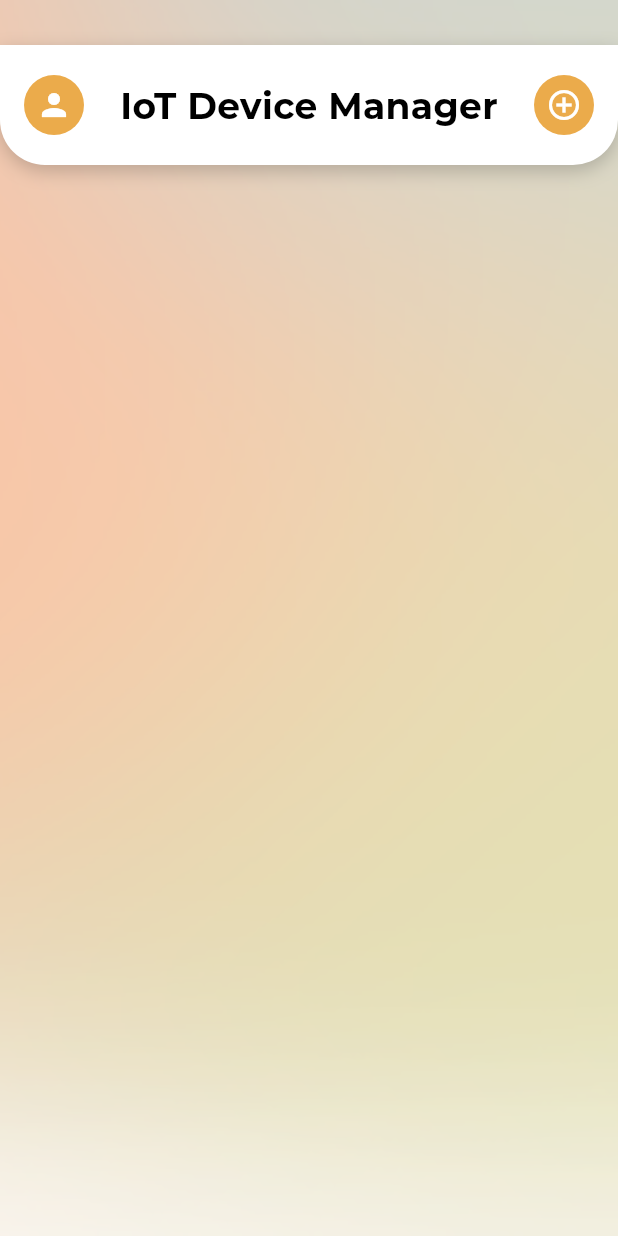
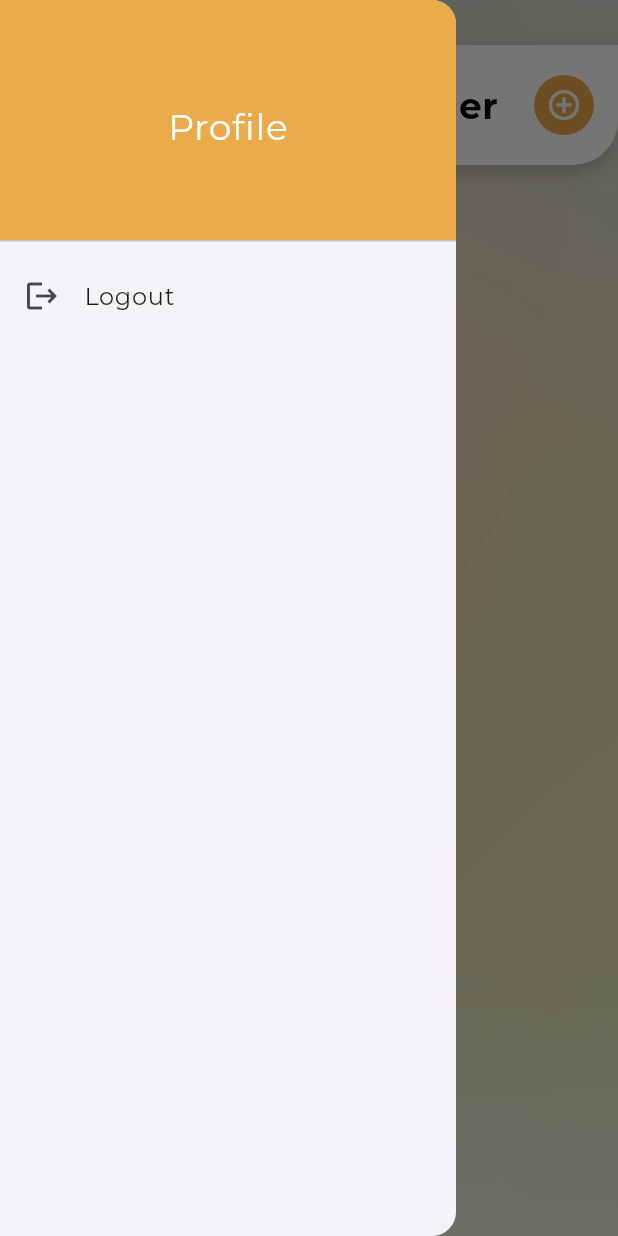
Before and after one commit to Ashriya26/Internship_Device_Control_App, a Flutter app: the HomePage screen opened directly, after a tap on the "person" icon, on a phone screen of 412 x 824 dp. Run offline on Flutter 3.47's test engine with Material 3 defaults, Android fonts, the phone set to English and light mode, and no system bars; our stand-ins replace shared_preferences, sqflite; missing offline and left inert: wifi_iot; accounts and stored records are empty; project files that could hold a hidden picture were left out.

Commit message:
Logout option integration

```diff
--- a/lib/pages/home_page.dart
+++ b/lib/pages/home_page.dart
@@ -6,6 +6,7 @@ import '../services/udp_service.dart';  // ✅ Import UDP Service
 import '../services/websocket_service.dart';
 import 'package:provider/provider.dart';
 import '../providers/network_provider.dart';
+import 'package:shared_preferences/shared_preferences.dart';
 
 
 Future<void> getWiFiDetails(BuildContext context, WebSocketService ws, String ip) async {
@@ -18,6 +19,8 @@ Future<void> getWiFiDetails(BuildContext context, WebSocketService ws, String ip
       return AlertDialog(
         title: const Text("Enter Home WiFi Details"),
         content: Column(
+          mainAxisSize: MainAxisSize.min,
+
           children: [
             TextField(
               onChanged: (val) => ssid = val,
@@ -54,6 +57,8 @@ Future<void> getWiFiDetails(BuildContext context, WebSocketService ws, String ip
   );
 }
 
+
+
 class HomePage extends StatefulWidget {
   const HomePage({super.key});
 
@@ -66,6 +71,7 @@ class _HomePageState extends State<HomePage> {
     late UDPService _udpService; // ✅ Declare it here
 
 
+
 @override
   void initState() {
     super.initState();
@@ -75,7 +81,13 @@ class _HomePageState extends State<HomePage> {
 
   }
 
+  Future<void> _logout() async {
+  SharedPreferences prefs = await SharedPreferences.getInstance();
+  await prefs.clear(); // Clears login session
 
+  // Navigate to login screen using named route
+  Navigator.pushReplacementNamed(context, '/login');
+}
 
   /// ✅ **Discover devices via UDP**
   void discoverDevices() {
@@ -145,6 +157,35 @@ void updateDeviceStatus(String name, bool status) {
     },
 
     child: Scaffold(
+      drawer: Drawer(
+          child: Column(
+            crossAxisAlignment: CrossAxisAlignment.start,
+            children: [
+              DrawerHeader(
+                decoration: const BoxDecoration(
+                  color: Color.fromARGB(255, 235, 171, 75),
+                ),
+                child: const Center(
+                  child: Text(
+                    'Profile',
+                    style: TextStyle(
+                      color: Colors.white,
+                      fontSize: 24,
+                    ),
+                  ),
+                ),
+              ),
+              ListTile(
+                leading: const Icon(Icons.logout),
+                title: const Text("Logout"),
+                onTap: () {
+                  Navigator.pop(context); // Close drawer
+                  _logout(); // ✅ Calls the proper logout
+                },
+              ),
+            ],
+          ),
+        ),
       body: Stack(
         children: [
           // 🔹 Background Image
@@ -186,9 +227,12 @@ void updateDeviceStatus(String name, bool status) {
                   child: Row(
                     mainAxisAlignment: MainAxisAlignment.spaceBetween,
                     children: [
-                      GestureDetector(
-                        onTap: () {// 🔹 Logout and go back to login
-                          Navigator.pushReplacementNamed(context, '/login');
+                      // Profile Icon (opens drawer)
+                        Builder(
+                          builder: (context) {
+                            return GestureDetector(
+                              onTap: () {
+                                Scaffold.of(context).openDrawer();
                                 },
                                 child: Container(
                                   padding: const EdgeInsets.all(8),
@@ -198,6 +242,8 @@ void updateDeviceStatus(String name, bool status) {
                                   ),
                                   child: const Icon(Icons.person, color: Colors.white),
                                 ),
+                            );
+                          },
                         ),
                       const Text(
                         "IoT Device Manager",
```
Lines whose indentation alone changed are shown as unchanged.
